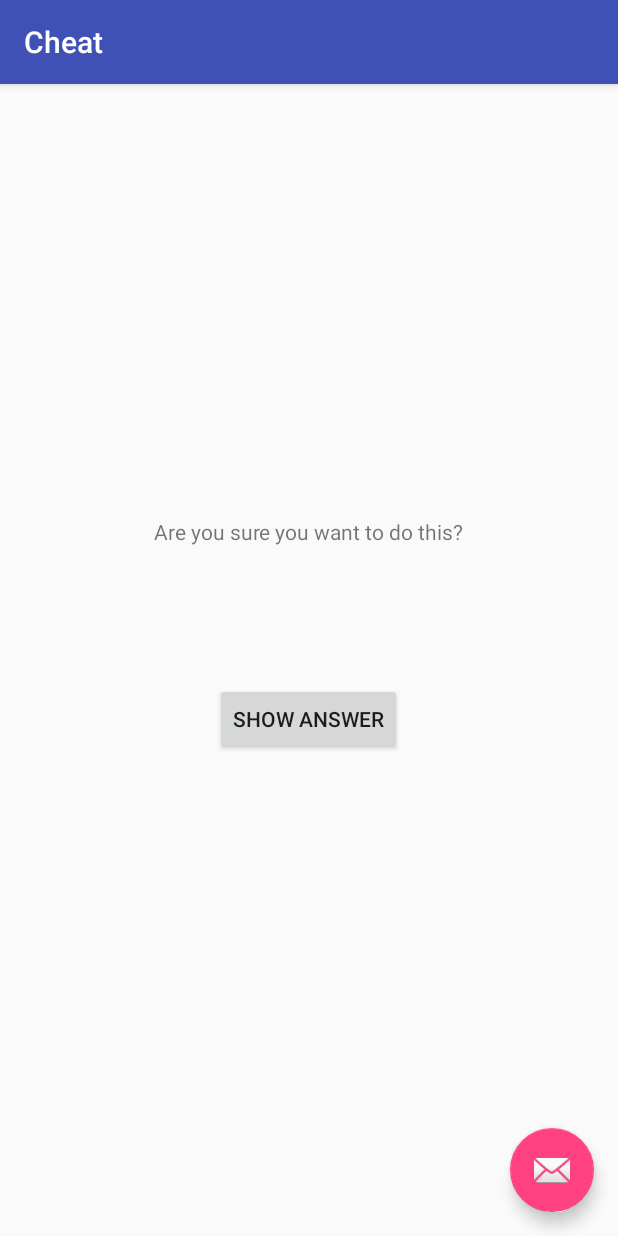
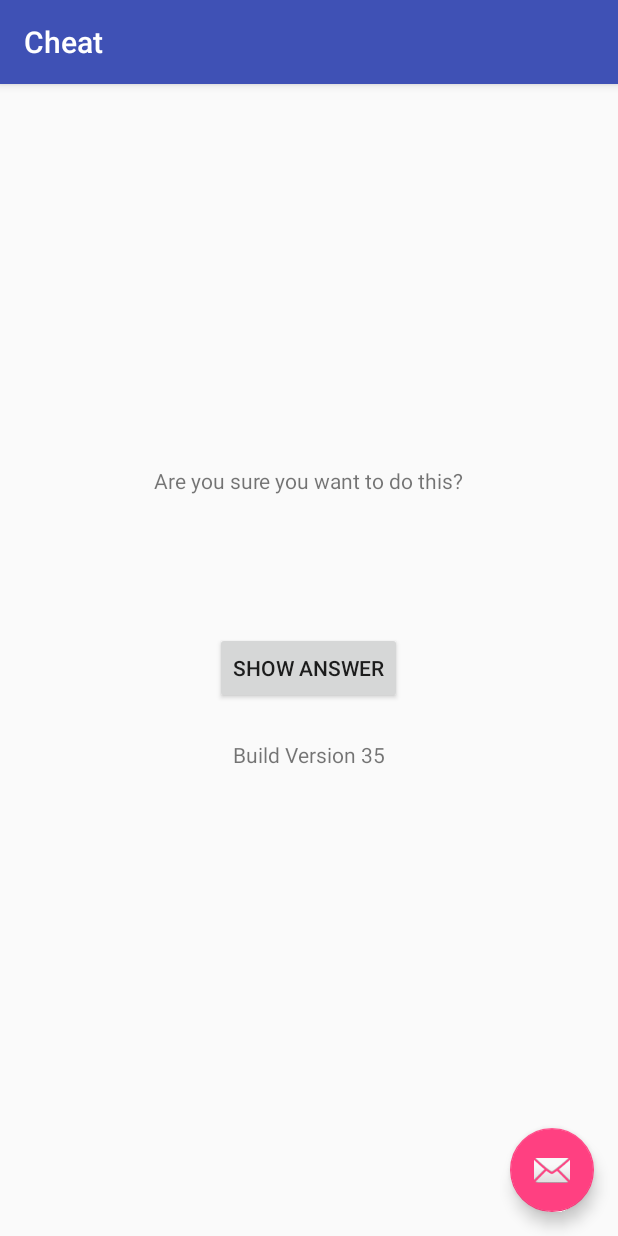
Before and after one commit to tybo96789/CSCI4702-AndroidDev, an Android app: the CheatActivity screen opened directly, with no data from a screen before it, on a phone screen of 412 x 824 dp. Run offline under Robolectric (Android 15) with nearby library versions, the phone set to English and light mode, and no system bars; 3 statements that could not run were skipped.

Commit message:
GeoQuiz Chapter 6 Challenges
Chapters 1-6 content done with Challenges

```diff
--- a/GioQuiz/app/src/main/java/gameressence/space/tatiburcio/gioquiz/CheatActivity.java
+++ b/GioQuiz/app/src/main/java/gameressence/space/tatiburcio/gioquiz/CheatActivity.java
@@ -1,13 +1,17 @@
 package gameressence.space.tatiburcio.gioquiz;
 
+import android.animation.Animator;
+import android.animation.AnimatorListenerAdapter;
 import android.content.Context;
 import android.content.Intent;
+import android.os.Build;
 import android.os.Bundle;
 import android.support.design.widget.FloatingActionButton;
 import android.support.design.widget.Snackbar;
 import android.support.v7.app.AppCompatActivity;
 import android.support.v7.widget.Toolbar;
 import android.view.View;
+import android.view.ViewAnimationUtils;
 import android.widget.Button;
 import android.widget.TextView;
 
@@ -15,9 +19,11 @@ public class CheatActivity extends AppCompatActivity {
 
     private static final String EXTRA_ANSWER_IS_TRUE = "gameressence.space.tatiburcio.geoquiz.answer_is_true";
     private static final String EXTRA_ANSWER_SHOWN = "gameressence.space.tatiburcio.geoquiz.answer_shown";
-    private boolean mAnswerIsTrue;
-    private TextView mAnswerTExtView;
+    private boolean mAnswerIsTrue, mAnswerShown = false;
+    private TextView mAnswerTExtView, mBuildVersionView;
     private Button mShowAnswer;
+
+    private static final String CHEATING_INDEX = "cheater";
 
     public static Intent newIntent(Context packageContext, boolean answerIsTrue)
     {
@@ -37,15 +43,24 @@ public class CheatActivity extends AppCompatActivity {
         setContentView(R.layout.activity_cheat);
         Toolbar toolbar = (Toolbar) findViewById(R.id.toolbar);
         setSupportActionBar(toolbar);
+
+        if (savedInstanceState != null) {
+            this.mAnswerShown = savedInstanceState.getBoolean(CHEATING_INDEX, false);
+            this.setAnswerShownResult(this.mAnswerShown);
+        }
+
         this.mAnswerIsTrue = getIntent().getBooleanExtra(EXTRA_ANSWER_IS_TRUE,false);
 
         this.mAnswerTExtView = (TextView) findViewById(R.id.answer_text_view);
+        this.mBuildVersionView = (TextView) findViewById(R.id.build_version);
+        this.mBuildVersionView.setText("Build Version " + Build.VERSION.SDK_INT);
         this.mShowAnswer = (Button) findViewById(R.id.show_answer_button);
         this.mShowAnswer.setOnClickListener(new View.OnClickListener()
         {
             @Override
             public void onClick(View v)
             {
+                mAnswerShown = true;
                // mAnswerIsTrue ? mAnswerTExtView.setText(R.string.true_button) : mAnswerTExtView.setText(R.string.false_button);
                 if(mAnswerIsTrue)
                     mAnswerTExtView.setText(R.string.true_button);
@@ -54,6 +69,30 @@ public class CheatActivity extends AppCompatActivity {
                 setAnswerShownResult(true);
             }
         });
+
+        //Begin Chapter 6
+        if (Build.VERSION.SDK_INT >= Build.VERSION_CODES.LOLLIPOP)
+        {
+            int cx = mShowAnswer.getWidth() / 2;
+            int cy = mShowAnswer.getHeight() / 2;
+            float radius = mShowAnswer.getWidth();
+            Animator anim = ViewAnimationUtils.createCircularReveal(mShowAnswer, cx, cy, radius, 0);
+            anim.addListener(new AnimatorListenerAdapter() {
+                @Override
+                public void onAnimationEnd(Animator animation) {
+                    super.onAnimationEnd(animation);
+                    mAnswerTExtView.setVisibility(View.VISIBLE);
+                    mShowAnswer.setVisibility(View.INVISIBLE);
+                }
+            });
+            anim.start();
+        } else {
+            //THIS ANIMATION CAUSES RAGE....
+
+            //mAnswerTExtView.setVisibility(View.VISIBLE);
+            //mShowAnswer.setVisibility(View.INVISIBLE);
+        }
+        //End Chapter 6
 
         FloatingActionButton fab = (FloatingActionButton) findViewById(R.id.fab);
         fab.setOnClickListener(new View.OnClickListener() {
@@ -70,6 +109,12 @@ public class CheatActivity extends AppCompatActivity {
         );
     }
 
+    @Override
+    public void onSaveInstanceState(Bundle savedInstanceState) {
+        super.onSaveInstanceState(savedInstanceState);
+        savedInstanceState.putBoolean(CHEATING_INDEX,this.mAnswerShown);
+    }
+
 
     private void setAnswerShownResult(boolean isAnswerShown)
     {
--- a/GioQuiz/app/src/main/res/layout/activity_cheat.xml
+++ b/GioQuiz/app/src/main/res/layout/activity_cheat.xml
@@ -46,6 +46,13 @@
             android:layout_width="wrap_content"
             android:layout_height="wrap_content"
             android:text="@string/show_answer_button"/>
+
+        <TextView
+            android:id="@+id/build_version"
+            android:layout_width="wrap_content"
+            android:layout_height="wrap_content"
+            android:padding="24dp"
+            android:text="DOes this work?"/>
     </LinearLayout>
 
     <android.support.design.widget.FloatingActionButton
```
Also changed, not shown: GioQuiz/app/src/main/java/gameressence/space/tatiburcio/gioquiz/MainActivity.java (+15 -3 lines).
